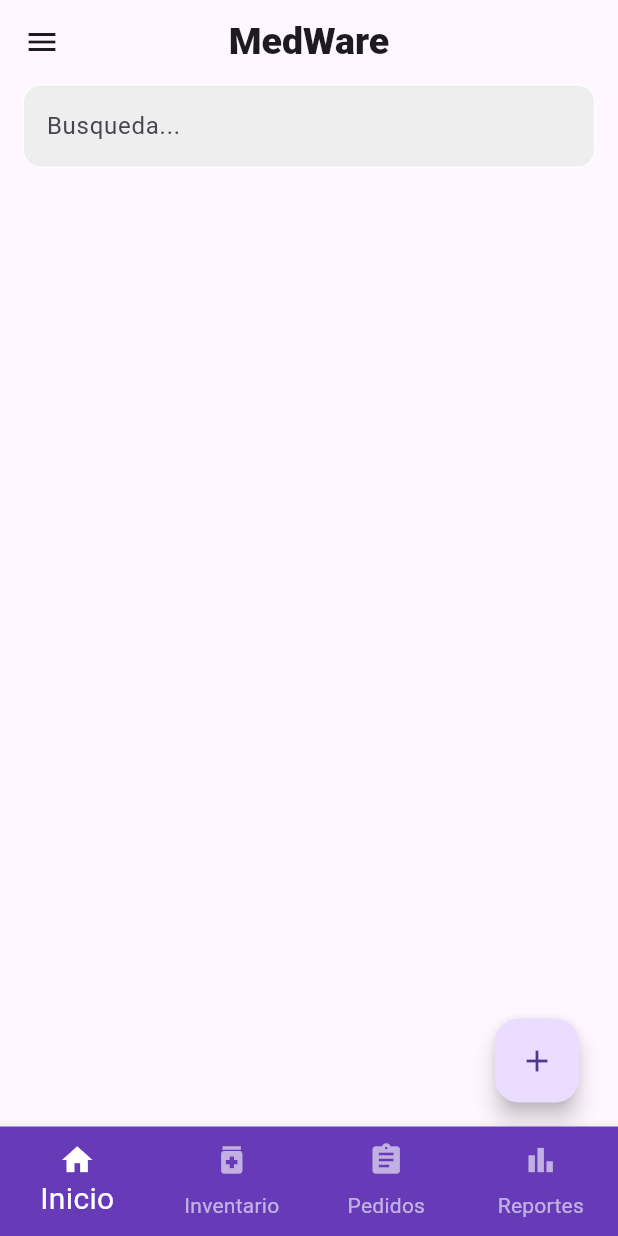
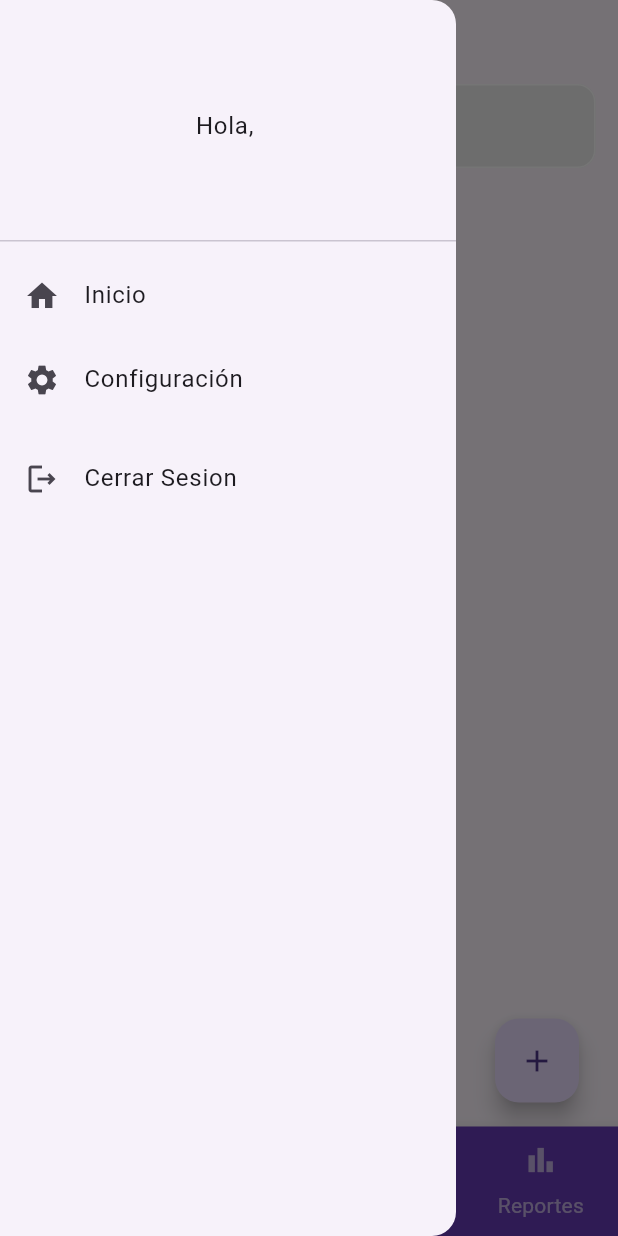
Before and after one commit to lighnio/medware, a Flutter app: the AdminInventory screen opened by its route, with the side drawer open (before the commit the screen has no drawer), on a phone screen of 412 x 824 dp. Run offline on Flutter 3.47's test engine with Material 2 defaults, Android fonts, the phone set to English and light mode, and no system bars; our stand-ins replace cloud_firestore, firebase_auth, firebase_core, go_router; accounts and stored records are empty; network calls fail; Roboto replaces fonts that are missing (Times New Roman).

Commit message:
Added simple drawer

```diff
--- /dev/null
+++ b/lib/components/custom_drawer.dart
@@ -0,0 +1,58 @@
+import 'package:firebase_auth/firebase_auth.dart';
+import 'package:flutter/material.dart';
+import 'package:go_router/go_router.dart';
+
+class CustomDrawer extends StatefulWidget {
+  const CustomDrawer({super.key});
+
+  @override
+  State<CustomDrawer> createState() => _CustomDrawerState();
+}
+
+class _CustomDrawerState extends State<CustomDrawer> {
+  @override
+  Widget build(BuildContext context) {
+    return Drawer(
+      child: ListView(
+        children: [
+          DrawerHeader(
+            child: Center(
+                child:
+                    Text('Hola, ${FirebaseAuth.instance.currentUser?.email}')),
+          ),
+          ListTile(
+            leading: Icon(Icons.home),
+            title: Text('Inicio'),
+            onTap: () {
+              context.pop();
+              context.go('/');
+            },
+          ),
+          ListTile(
+            leading: Icon(Icons.settings),
+            title: Text('Configuración'),
+            onTap: () {
+              context.pop();
+              ScaffoldMessenger.of(context).showSnackBar(
+                SnackBar(
+                  content: Text('Opcion no disponible aun.'),
+                ),
+              );
+            },
+          ),
+          const SizedBox(
+            height: 10,
+          ),
+          ListTile(
+            leading: Icon(Icons.logout_outlined),
+            title: Text('Cerrar Sesion'),
+            onTap: () {
+              FirebaseAuth.instance.signOut();
+              context.replace('/login');
+            },
+          ),
+        ],
+      ),
+    );
+  }
+}
--- a/lib/main.dart
+++ b/lib/main.dart
@@ -2,6 +2,7 @@
 import 'package:firebase_core/firebase_core.dart';
 import 'package:flutter/material.dart';
 import 'package:go_router/go_router.dart';
+import 'package:medware/components/custom_drawer.dart';
 import 'package:medware/components/custom_navigation_bar.dart';
 import 'package:medware/features/login/presentation/LoginPage.dart';
 import 'package:medware/firebase_options.dart';
@@ -20,6 +21,8 @@
 
   @override
   Widget build(BuildContext context) {
+    final GlobalKey<ScaffoldState> _scaffoldKey = GlobalKey<ScaffoldState>();
+
     return MaterialApp.router(
       debugShowCheckedModeBanner: false,
       theme: ThemeData(useMaterial3: true),
@@ -36,6 +39,8 @@
                 }
 
                 return Scaffold(
+                  key: _scaffoldKey,
+                  drawer: const CustomDrawer(),
                   appBar: AppBar(
                     title: Text(
                       'MedWare',
@@ -46,8 +51,7 @@
                     ),
                     leading: IconButton(
                       onPressed: () {
-                        FirebaseAuth.instance.signOut();
-                        context.go('/login');
+                        _scaffoldKey.currentState?.openDrawer();
                       },
                       icon: const Icon(Icons.menu),
                     ),
```
